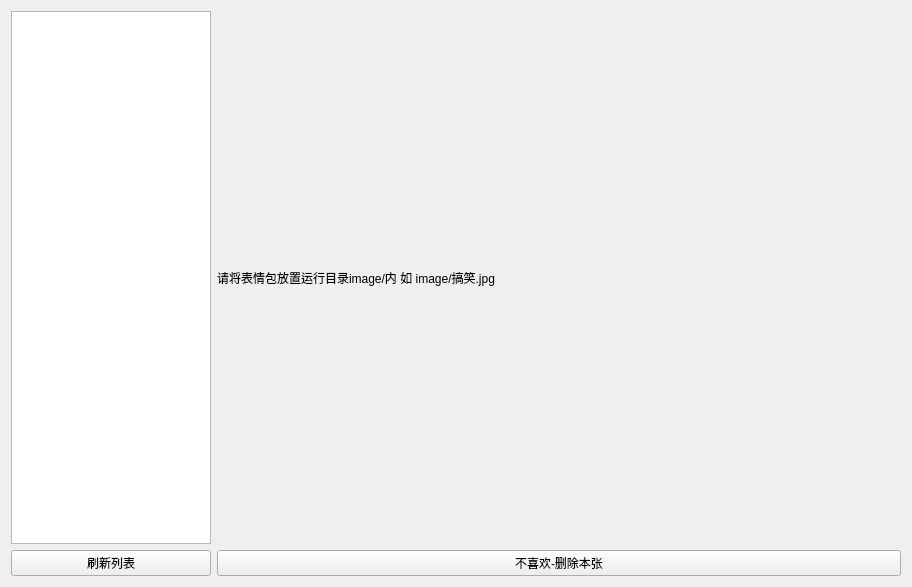
First picture: the form in ui/bqbgl.ui, repository qiancao1/chun_bai_ling, before the edit.
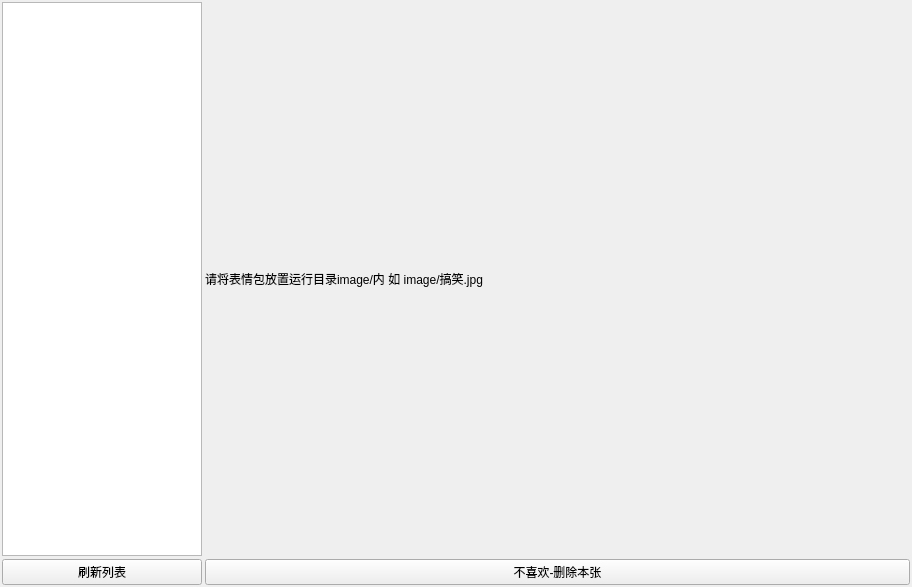
Second picture: the form after the edit.

Patch:
```diff
--- a/ui/bqbgl.ui
+++ b/ui/bqbgl.ui
@@ -14,8 +14,26 @@
    <string>Form</string>
   </property>
   <layout class="QHBoxLayout" name="horizontalLayout">
+   <property name="spacing">
+    <number>3</number>
+   </property>
+   <property name="leftMargin">
+    <number>2</number>
+   </property>
+   <property name="topMargin">
+    <number>2</number>
+   </property>
+   <property name="rightMargin">
+    <number>2</number>
+   </property>
+   <property name="bottomMargin">
+    <number>2</number>
+   </property>
    <item>
     <layout class="QVBoxLayout" name="verticalLayout_2">
+     <property name="spacing">
+      <number>3</number>
+     </property>
      <item>
       <widget class="QListWidget" name="listWidget">
        <property name="maximumSize">
@@ -43,6 +61,9 @@
    </item>
    <item>
     <layout class="QVBoxLayout" name="verticalLayout">
+     <property name="spacing">
+      <number>3</number>
+     </property>
      <item>
       <widget class="QLabel" name="label">
        <property name="text">
```
